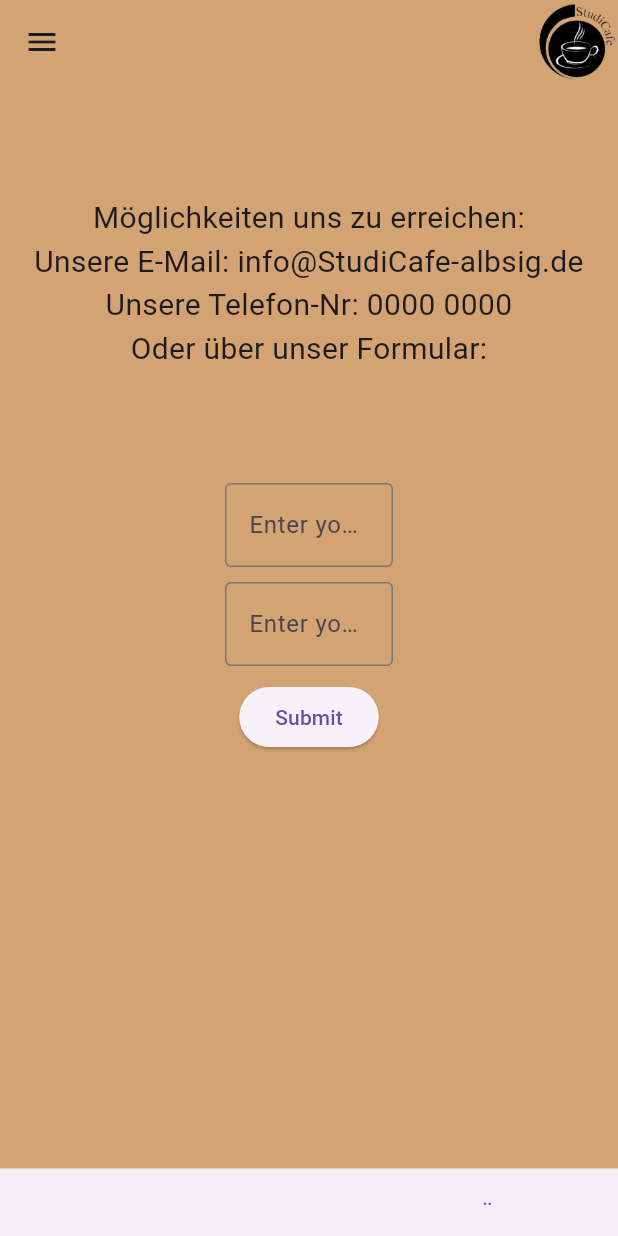
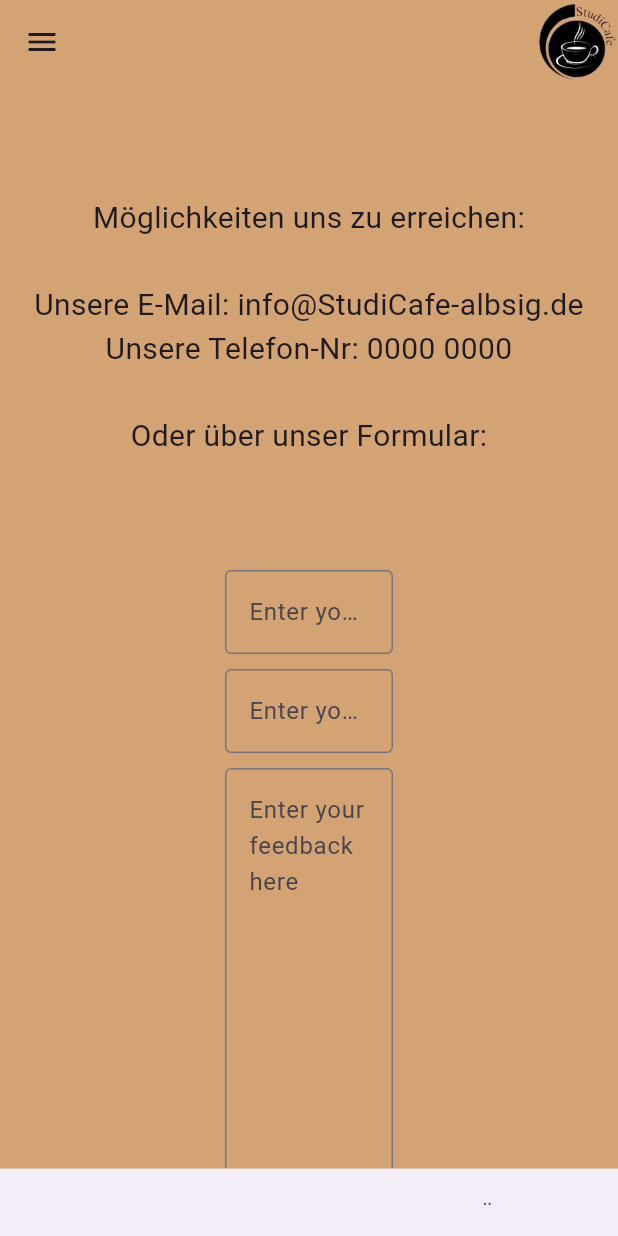
Before and after one commit to CelikFat/ProjektDigitaleTransformation, a Flutter app: the ContactPage screen opened directly, on a phone screen of 412 x 824 dp. Run offline on Flutter 3.47's test engine with Material 3 defaults, Android fonts, the phone set to English and light mode, and no system bars; our stand-ins replace email_validator, google_fonts.

Commit message:
fully implement layout

```diff
--- a/lib/contact_page/contact_page.dart
+++ b/lib/contact_page/contact_page.dart
@@ -27,9 +27,9 @@ class ContactPage extends StatelessWidget {
         Center(
           child: Text(
             'Möglichkeiten uns zu erreichen:'
-            '\nUnsere E-Mail: info@StudiCafe-albsig.de'
+            '\n\nUnsere E-Mail: info@StudiCafe-albsig.de'
             '\nUnsere Telefon-Nr: 0000 0000'
-            '\nOder über unser Formular:',
+            '\n\nOder über unser Formular:',
             textAlign: TextAlign.center,
             style: TextStyle(fontSize: 20),
           ),
@@ -101,6 +101,25 @@ class _ContactFormState extends State<ContactForm> {
               },
             ),
           ),
+          Padding(
+            padding: const EdgeInsets.fromLTRB(150,0,150,10),
+            child: TextFormField(
+              controller: emailController,
+              decoration: InputDecoration(
+                border: OutlineInputBorder(),
+                hintText: 'Enter your feedback here',
+              ),
+              minLines: 10,
+              maxLines: 15,
+              // The validator receives the text that the user has entered.
+              validator: (value) {
+                if (value == null || value.isEmpty) {
+                  return 'Please enter some text';
+                }
+                return null;
+              },
+            ),
+          ),
           ElevatedButton(
             onPressed: () {
               showDialog(
--- a/lib/food_menu/menu_item.dart
+++ b/lib/food_menu/menu_item.dart
@@ -2,16 +2,19 @@ import 'package:flutter/material.dart';
 
 @immutable
 class Item {
+
   const Item({
     required this.totalPriceCents,
     required this.name,
     required this.uid,
     required this.imageProvider,
   });
+
   final int totalPriceCents;
   final String name;
   final String uid;
   final ImageProvider imageProvider;
+
   String get formattedTotalItemPrice =>
       '€${(totalPriceCents / 100.0).toStringAsFixed(2)}';
 }
```
